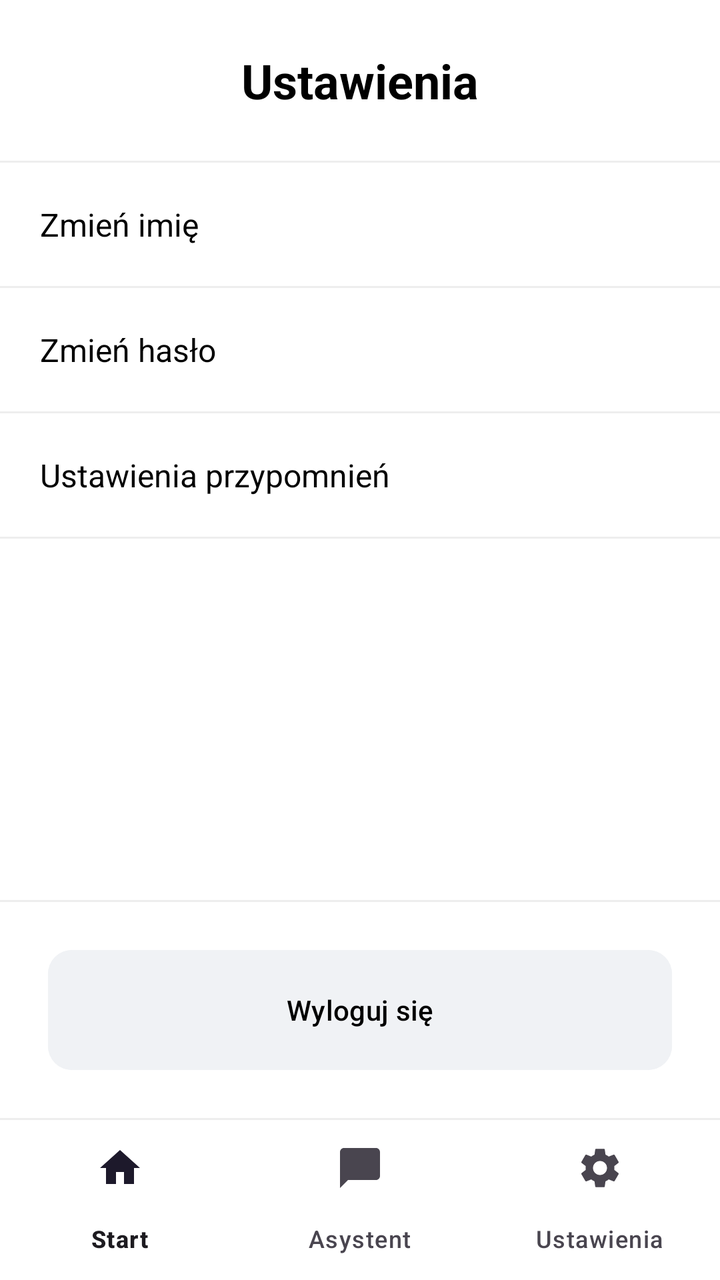
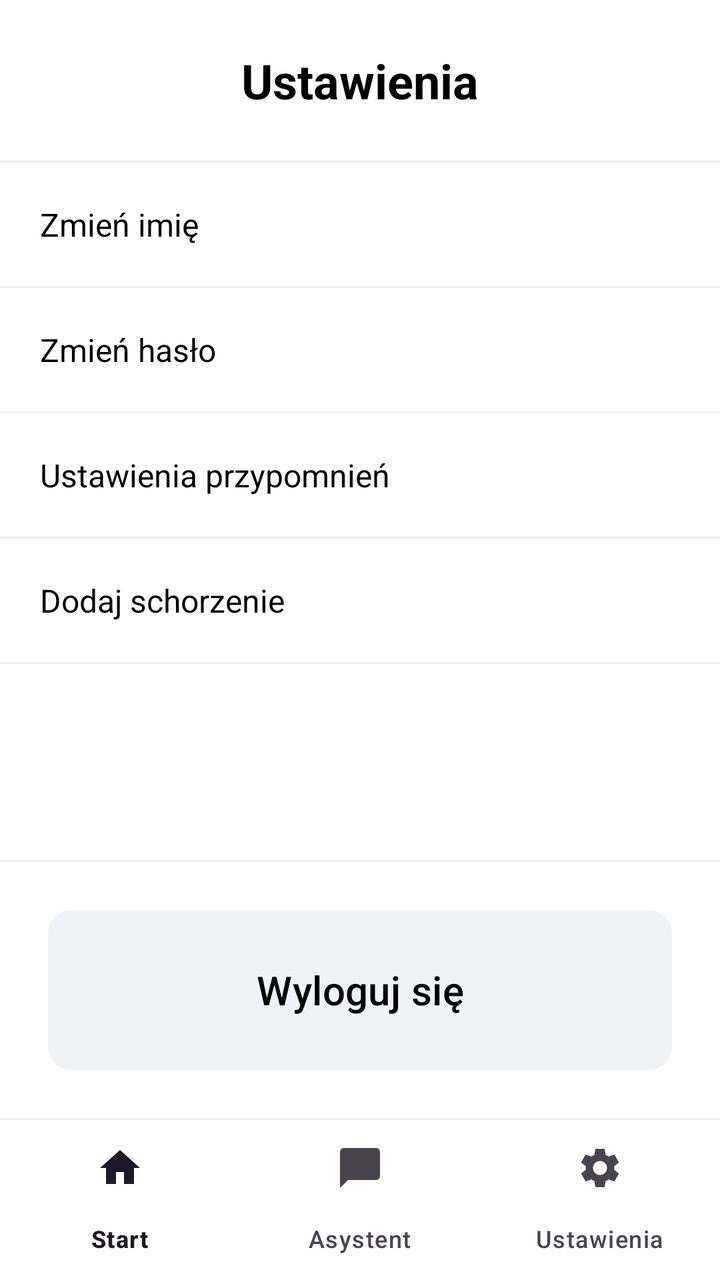

Two renders of the same Android screen: before a commit and after it. Below are the layout's source before the change and the commit's diff.
<!-- AndroidManifest.xml: application theme Theme.Fitnessapp -->
<!-- res/layout/activity_settings.xml -->
<?xml version="1.0" encoding="utf-8"?>
<LinearLayout xmlns:android="http://schemas.android.com/apk/res/android"
    xmlns:app="http://schemas.android.com/apk/res-auto"
    android:layout_width="match_parent"
    android:layout_height="match_parent"
    android:orientation="vertical"
    android:background="@color/white">

    <TextView
        android:layout_width="match_parent"
        android:layout_height="wrap_content"
        android:text="@string/settings_title"
        android:textSize="24sp"
        android:textColor="@color/black"
        android:gravity="center"
        android:padding="24dp"
        android:textStyle="bold" />

    <View
        android:layout_width="match_parent"
        android:layout_height="1dp"
        android:background="#EEEEEE" />

    
    <LinearLayout
        android:layout_width="match_parent"
        android:layout_height="wrap_content"
        android:orientation="vertical">

        <TextView
            android:id="@+id/tv_change_name"
            android:layout_width="match_parent"
            android:layout_height="wrap_content"
            android:text="@string/change_name"
            android:padding="20dp"
            android:textSize="16sp"
            android:textColor="@color/black"
            android:background="?attr/selectableItemBackground"
            android:clickable="true"
            android:focusable="true" />

        <View
            android:layout_width="match_parent"
            android:layout_height="1dp"
            android:background="#EEEEEE" />

        <TextView
            android:id="@+id/tv_change_password"
            android:layout_width="match_parent"
            android:layout_height="wrap_content"
            android:text="@string/change_password"
            android:padding="20dp"
            android:textSize="16sp"
            android:textColor="@color/black"
            android:background="?attr/selectableItemBackground"
            android:clickable="true"
            android:focusable="true" />

        <View
            android:layout_width="match_parent"
            android:layout_height="1dp"
            android:background="#EEEEEE" />

        <TextView
            android:id="@+id/tv_notification_settings"
            android:layout_width="match_parent"
            android:layout_height="wrap_content"
            android:text="@string/notification_settings"
            android:padding="20dp"
            android:textSize="16sp"
            android:textColor="@color/black"
            android:background="?attr/selectableItemBackground"
            android:clickable="true"
            android:focusable="true" />

        <View
            android:layout_width="match_parent"
            android:layout_height="1dp"
            android:background="#EEEEEE" />

    </LinearLayout>

    <View
        android:layout_width="match_parent"
        android:layout_height="0dp"
        android:layout_weight="1" />

    <View
        android:layout_width="match_parent"
        android:layout_height="1dp"
        android:background="#EEEEEE" />

    <LinearLayout
        android:layout_width="match_parent"
        android:layout_height="wrap_content"
        android:orientation="vertical"
        android:padding="24dp">

        <Button
            android:id="@+id/btn_logout_settings"
            android:layout_width="match_parent"
            android:layout_height="60dp"
            android:text="@string/logout"
            android:textAllCaps="false"
            android:textColor="@color/black"
            android:backgroundTint="#F0F2F5"
            android:insetTop="0dp"
            android:insetBottom="0dp"
            app:cornerRadius="12dp" />
    </LinearLayout>

    <View
        android:layout_width="match_parent"
        android:layout_height="1dp"
        android:background="#EEEEEE" />

    <com.google.android.material.bottomnavigation.BottomNavigationView
        android:id="@+id/bottom_navigation"
        android:layout_width="match_parent"
        android:layout_height="wrap_content"
        android:background="@color/white"
        app:menu="@menu/bottom_nav_menu"
        app:labelVisibilityMode="labeled" />

</LinearLayout>
<!-- resources referenced by this layout -->
<resources>
  <color name="black">#FF000000</color>
  <color name="white">#FFFFFFFF</color>
  <string name="change_name">Zmień imię</string>
  <string name="change_password">Zmień hasło</string>
  <string name="logout">Wyloguj się</string>
  <string name="notification_settings">Ustawienia przypomnień</string>
  <string name="settings_title">Ustawienia</string>
  <style name="Theme.Fitnessapp" parent="Base.Theme.Fitnessapp" />
  <style name="Base.Theme.Fitnessapp" parent="Theme.Material3.DayNight.NoActionBar">
          
          
      </style>
</resources>

<!-- the commit's change to res/layout/activity_settings.xml (unified diff, before → after) -->
@@ -78,6 +78,23 @@
             android:layout_height="1dp"
             android:background="#EEEEEE" />
 
+        <TextView
+            android:id="@+id/tv_add_condition"
+            android:layout_width="match_parent"
+            android:layout_height="wrap_content"
+            android:text="@string/add_condition"
+            android:padding="20dp"
+            android:textSize="16sp"
+            android:textColor="@color/black"
+            android:background="?attr/selectableItemBackground"
+            android:clickable="true"
+            android:focusable="true" />
+
+        <View
+            android:layout_width="match_parent"
+            android:layout_height="1dp"
+            android:background="#EEEEEE" />
+
     </LinearLayout>
 
     <View
@@ -99,10 +116,11 @@
         <Button
             android:id="@+id/btn_logout_settings"
             android:layout_width="match_parent"
-            android:layout_height="60dp"
+            android:layout_height="80dp"
             android:text="@string/logout"
             android:textAllCaps="false"
             android:textColor="@color/black"
+            android:textSize="20sp"
             android:backgroundTint="#F0F2F5"
             android:insetTop="0dp"
             android:insetBottom="0dp"
<!-- resource entries referenced after the edit -->
@@ -2,6 +2,7 @@
 <resources>
   <color name="black">#FF000000</color>
   <color name="white">#FFFFFFFF</color>
+  <string name="add_condition">Dodaj schorzenie</string>
   <string name="change_name">Zmień imię</string>
   <string name="change_password">Zmień hasło</string>
   <string name="logout">Wyloguj się</string>
